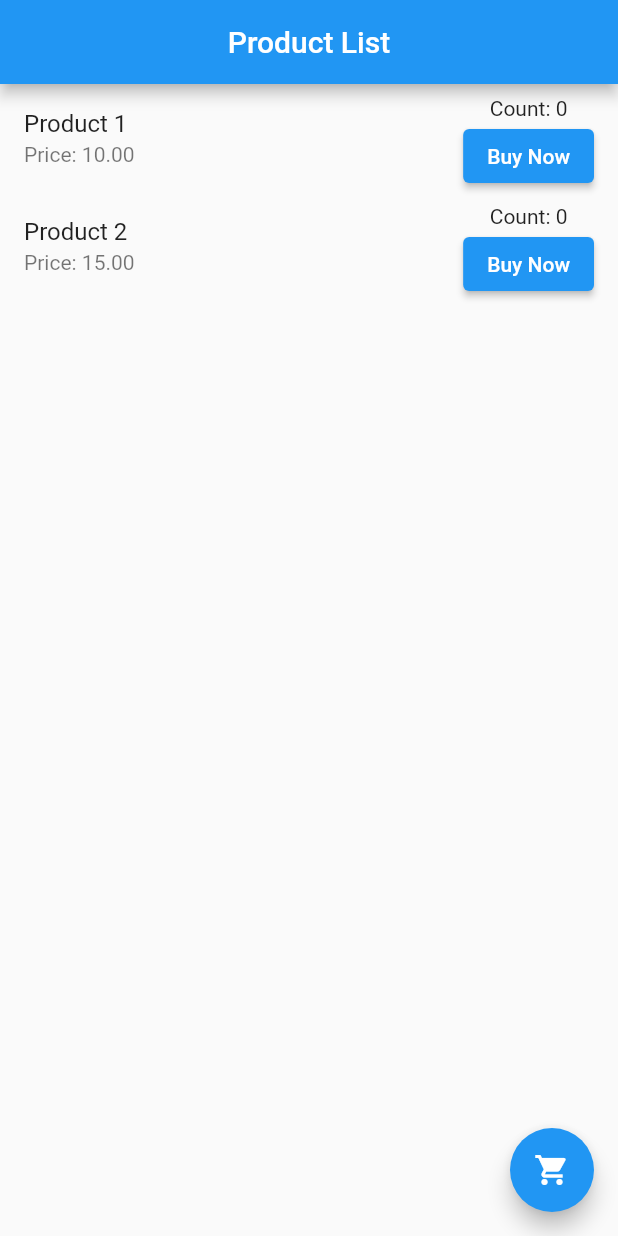
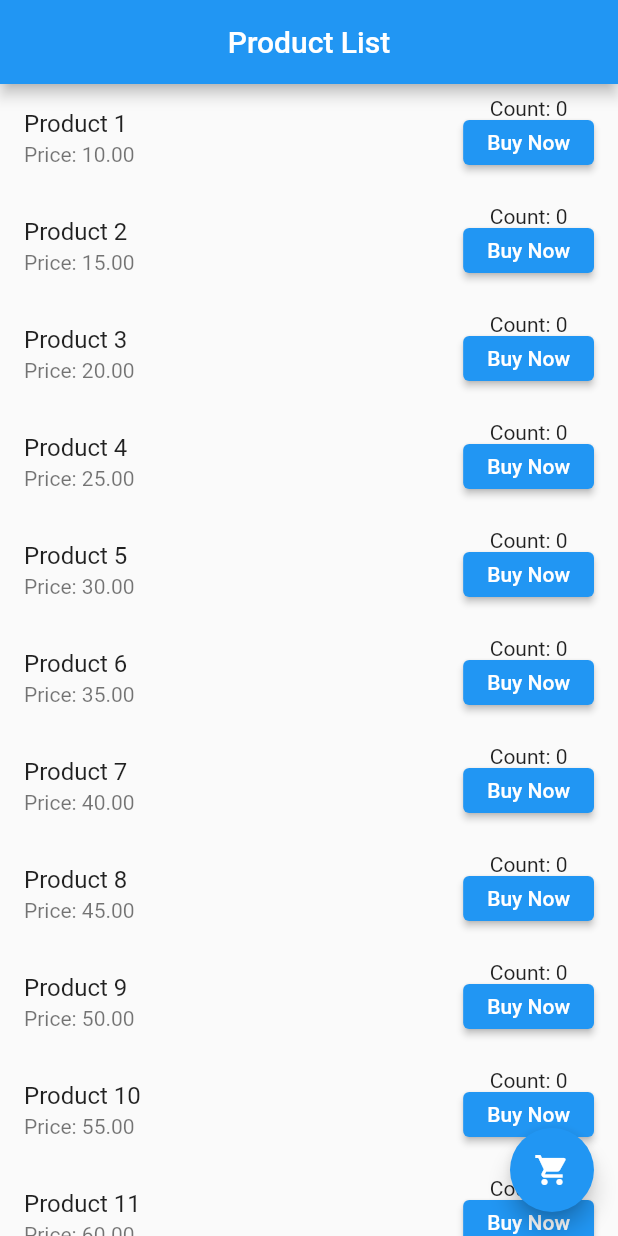
Before and after one commit to sabsar42/ostad_submission_flutter, a Flutter app: the screen it shows after launch, on a phone screen of 412 x 824 dp. Run offline on Flutter 3.47's test engine with Material 2 defaults, Android fonts, the phone set to English and light mode, and no system bars.

```diff
--- a/lib/main.dart
+++ b/lib/main.dart
@@ -33,7 +33,35 @@ class Item {
 class _CounterState extends State<CounterScreen> {
   List<Item> items = [
     Item('Product 1', '10.00', 0),
-    Item('Product 2', '15.00', 0)
+    Item('Product 2', '15.00', 0),
+    Item('Product 3', '20.00', 0),
+    Item('Product 4', '25.00', 0),
+    Item('Product 5', '30.00', 0),
+    Item('Product 6', '35.00', 0),
+    Item('Product 7', '40.00', 0),
+    Item('Product 8', '45.00', 0),
+    Item('Product 9', '50.00', 0),
+    Item('Product 10', '55.00', 0),
+    Item('Product 11', '60.00', 0),
+    Item('Product 12', '65.00', 0),
+    Item('Product 13', '70.00', 0),
+    Item('Product 14', '75.00', 0),
+    Item('Product 15', '80.00', 0),
+    Item('Product 16', '85.00', 0),
+    Item('Product 17', '90.00', 0),
+    Item('Product 18', '95.00', 0),
+    Item('Product 19', '100.00', 0),
+    Item('Product 20', '105.00', 0),
+    Item('Product 21', '110.00', 0),
+    Item('Product 22', '115.00', 0),
+    Item('Product 23', '120.00', 0),
+    Item('Product 24', '125.00', 0),
+    Item('Product 25', '130.00', 0),
+    Item('Product 26', '135.00', 0),
+    Item('Product 27', '140.00', 0),
+    Item('Product 28', '145.00', 0),
+    Item('Product 29', '150.00', 0),
+    Item('Product 30', '155.00', 0),
   ];
 
   var totalProduct = 0;
@@ -74,10 +102,12 @@ class _CounterState extends State<CounterScreen> {
         title: Text('Product List'),
         centerTitle: true,
       ),
-      body: Column(
+      body: SingleChildScrollView(
+        child: Column(
           children: [
-          Expanded(
-            child: ListView.builder(
+            ListView.builder(
+              //   padding: EdgeInsets.fromLTRB(10, 20, 30, 10),
+              shrinkWrap: true,
               itemCount: items.length,
               itemBuilder: (BuildContext context, int index) {
                 return ListTile(
@@ -89,14 +119,17 @@ class _CounterState extends State<CounterScreen> {
                       Column(
                         children: [
                           Text('Count: ${items[index].counter.toString()}'),
-                          // SizedBox(height: 3),
-                          ElevatedButton(
+                          SizedBox(
+                            height: 30,
+                            child: ElevatedButton(
                               onPressed: () {
                                 setState(() {
                                   items[index].counter++;
-                                // int totalCounter = items.fold(0, (sum, item) => sum + item.counter);
+                                   int totalCounter = items.fold(
+                                     0, (sum, item) => sum + item.counter);
                                   if (items[index].counter >= 5) {
-                                  _showAlertDialog(items[index].counter, index);
+                                    _showAlertDialog(
+                                        items[index].counter, index);
                                   }
                                 });
                               },
@@ -106,6 +139,7 @@ class _CounterState extends State<CounterScreen> {
                                 ],
                               ),
                             ),
+                          ),
                         ],
                       ),
                     ],
@@ -113,21 +147,25 @@ class _CounterState extends State<CounterScreen> {
                 );
               },
             ),
+          ],
         ),
-        ],
       ),
       floatingActionButton: FloatingActionButton(
         onPressed: () {
           checkCounterIncrease();
           Navigator.push(context, MaterialPageRoute(builder: (context) {
             return CartScreen(productCount: totalProduct);
-            totalProduct=0;
+
           }));
-          totalProduct=0;
+          //  totalProduct = 0;
         },
+
         child: Icon(Icons.shopping_cart),
+      ),
 
-      ),
+
+
+
     );
   }
 }
@@ -141,24 +179,29 @@ class CartScreen extends StatelessWidget {
   Widget build(BuildContext context) {
     return Scaffold(
       appBar: AppBar(
+
         title: Text('Cart'),
-        leading: IconButton(
-          onPressed: () {
-            Navigator.pop(
-              context,
-              MaterialPageRoute(
-                builder: (context) => CounterScreen(),
-              ),
-            );
-          },
-          icon: Icon(Icons.arrow_back_outlined),
-        ),
+        // leading: IconButton(
+        //   onPressed: () {
+        //
+        //     // Navigator.pop(
+        //     //   context,
+        //     //   MaterialPageRoute(
+        //     //     builder: (context) => CounterScreen(),
+        //     //   ),
+        //     // );
+        //
+        //   },
+        //   icon: Icon(Icons.arrow_back_outlined),
+        // ),
       ),
       body: Center(
         child: Text(
           'Total Products :   $productCount ',
+
           style: TextStyle(fontSize: 24),
         ),
+
       ),
     );
   }
```
Lines whose indentation alone changed are shown as unchanged.
